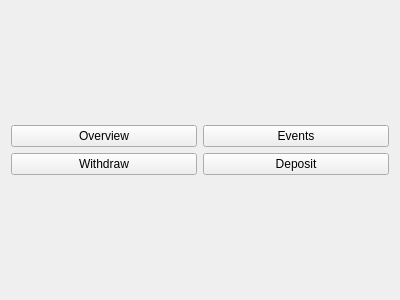
Old version of the form Ohjelman käyttöliittymät/Gui/mainview.ui in the repository JIkaheimo/ohjelmistokehityksen-sovellusprojekti-2k19.
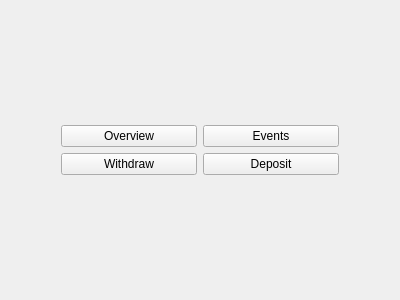
New version of the form.

Patch:
```diff
--- a/Ohjelman käyttöliittymät/Gui/mainview.ui
+++ b/Ohjelman käyttöliittymät/Gui/mainview.ui
@@ -14,7 +14,7 @@
    <string>Form</string>
   </property>
   <layout class="QGridLayout" name="gridLayout_2">
-   <item row="0" column="0">
+   <item row="0" column="1">
     <layout class="QGridLayout" name="gridLayout">
      <item row="1" column="1">
       <widget class="QPushButton" name="btnToDeposit">
@@ -46,6 +46,38 @@
      </item>
     </layout>
    </item>
+   <item row="0" column="2">
+    <spacer name="horizontalSpacer">
+     <property name="orientation">
+      <enum>Qt::Horizontal</enum>
+     </property>
+     <property name="sizeType">
+      <enum>QSizePolicy::Fixed</enum>
+     </property>
+     <property name="sizeHint" stdset="0">
+      <size>
+       <width>50</width>
+       <height>20</height>
+      </size>
+     </property>
+    </spacer>
+   </item>
+   <item row="0" column="0">
+    <spacer name="horizontalSpacer_2">
+     <property name="orientation">
+      <enum>Qt::Horizontal</enum>
+     </property>
+     <property name="sizeType">
+      <enum>QSizePolicy::Fixed</enum>
+     </property>
+     <property name="sizeHint" stdset="0">
+      <size>
+       <width>50</width>
+       <height>20</height>
+      </size>
+     </property>
+    </spacer>
+   </item>
   </layout>
  </widget>
  <resources/>
```
Left out of the diff: 30 changed lines with no effect on the pictures.
